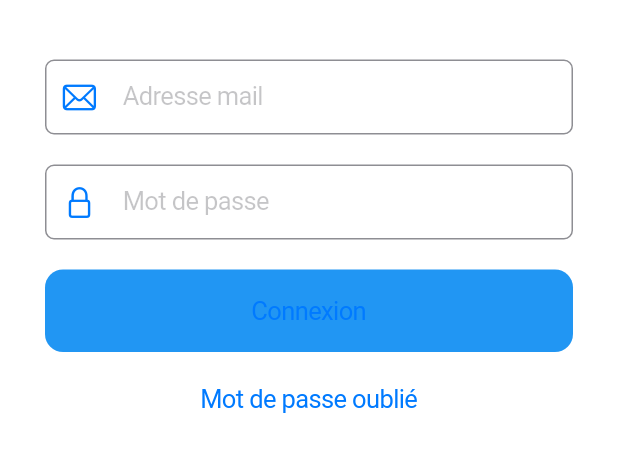
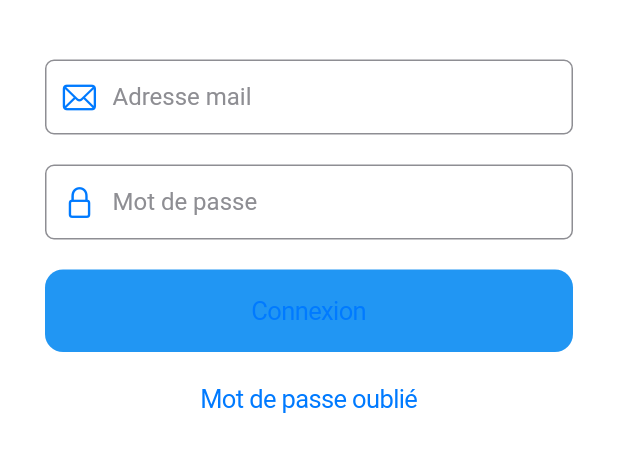
Before and after one commit to wzy-dev/biolens-Back, a Flutter app: the screen it shows after launch, on a phone screen of 412 x 824 dp, the part 422-894 px from its top. Run offline on Flutter 3.47's test engine with Material 2 defaults, Android fonts, the phone set to English and light mode, and no system bars; our stand-ins replace cloud_firestore, firebase_auth, firebase_core, firebase_storage, flutter_svg, image_picker and 4 more; missing offline and left inert: download, fuzzy; accounts and stored records are empty.

Commit message:
TextField

```diff
--- a/lib/src/product_form/add_product_step1.dart
+++ b/lib/src/product_form/add_product_step1.dart
@@ -137,7 +137,7 @@ class _AddProductStep1State extends State<AddProductStep1> {
                 ),
                 CustomCupertinoFieldsGroup(
                   title: 'Nom du produit',
-                  body: CustomCupertinoTextField(
+                  body: CustomTextField(
                     value: _name,
                     node: node,
                     controller: _controllerName,
@@ -150,7 +150,7 @@ class _AddProductStep1State extends State<AddProductStep1> {
                 ),
                 CustomCupertinoFieldsGroup(
                   title: 'Marque du produit',
-                  body: CustomCupertinoTextField(
+                  body: CustomTextField(
                     value: _brand,
                     node: node,
                     controller: _controllerBrand,
--- a/lib/src/signin.dart
+++ b/lib/src/signin.dart
@@ -128,18 +128,36 @@ class _SignInPageState extends State<SignInPage> {
               ),
               Container(
                 height: 50,
-                child: CupertinoTextField(
+                child: Container(
+                  decoration: _textInputDecoration(_errorMail),
+                  child: Row(
+                    children: [
+                      Padding(
+                        child: Icon(CupertinoIcons.mail),
+                        padding: EdgeInsets.all(10),
+                      ),
+                      Expanded(
+                        child: TextField(
                           onEditingComplete: () {
                             node.nextFocus();
                           },
+                          decoration: InputDecoration(
+                            border: InputBorder.none,
+                            hintText: 'Adresse mail',
+                            hintStyle: TextStyle(
+                              fontWeight: FontWeight.normal,
+                              color: CupertinoColors.systemGrey,
+                            ),
+                          ),
                           controller: _controllerMail,
-                  decoration: _textInputDecoration(_errorMail),
                           autofillHints: [AutofillHints.email],
-                  prefix: Padding(
-                    child: Icon(CupertinoIcons.mail),
-                    padding: EdgeInsets.all(10),
+                          style: TextStyle(
+                            color: CupertinoColors.systemGrey,
                           ),
-                  placeholder: 'Adresse mail',
+                        ),
+                      ),
+                    ],
+                  ),
                 ),
               ),
               SizedBox(
@@ -147,17 +165,38 @@ class _SignInPageState extends State<SignInPage> {
               ),
               Container(
                 height: 50,
-                child: CupertinoTextField(
-                  onEditingComplete: _signIn,
-                  controller: _controllerPassword,
+                child: Container(
                   decoration: _textInputDecoration(_errorPassword),
-                  obscureText: true,
-                  autofillHints: [AutofillHints.password],
-                  prefix: Padding(
+                  child: Row(
+                    children: [
+                      Padding(
                         child: Icon(CupertinoIcons.lock),
                         padding: EdgeInsets.all(10),
                       ),
-                  placeholder: 'Mot de passe',
+                      Expanded(
+                        child: TextField(
+                          onEditingComplete: () => _signIn(),
+                          decoration: InputDecoration(
+                            border: InputBorder.none,
+                            hintText: 'Mot de passe',
+                            hintStyle: TextStyle(
+                              fontWeight: FontWeight.normal,
+                              color: CupertinoColors.systemGrey,
+                            ),
+                          ),
+                          controller: _controllerPassword,
+                          autofillHints: [AutofillHints.password],
+                          style: TextStyle(
+                            color: CupertinoTheme.of(context)
+                                .textTheme
+                                .textStyle
+                                .color,
+                          ),
+                          obscureText: true,
+                        ),
+                      ),
+                    ],
+                  ),
                 ),
               ),
               SizedBox(
```
Also changed, not shown: lib/src/fields/cupertico_select_option.dart (+26 -12 lines), lib/src/fields/cupertico_select_option_multiple.dart (+26 -12 lines), lib/src/fields/cupertino_select.dart (+24 -10 lines), lib/src/fields/cupertino_select_multiple.dart (+25 -9 lines), lib/src/fields/cupertino_text_field.dart (+19 -12 lines), lib/src/product_form/add_product_step3.dart (+61 -21 lines), pubspec.yaml (+6 -6 lines), package-lock.json, pubspec.lock, 7 other files. Lines whose indentation alone changed are shown as unchanged.
